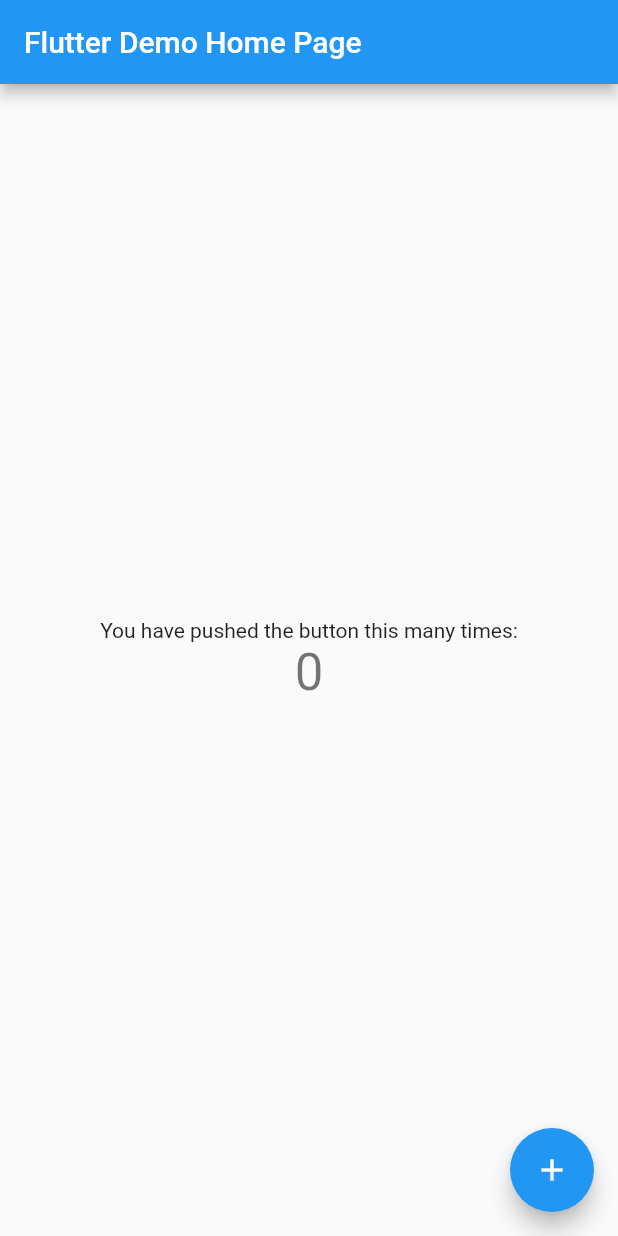
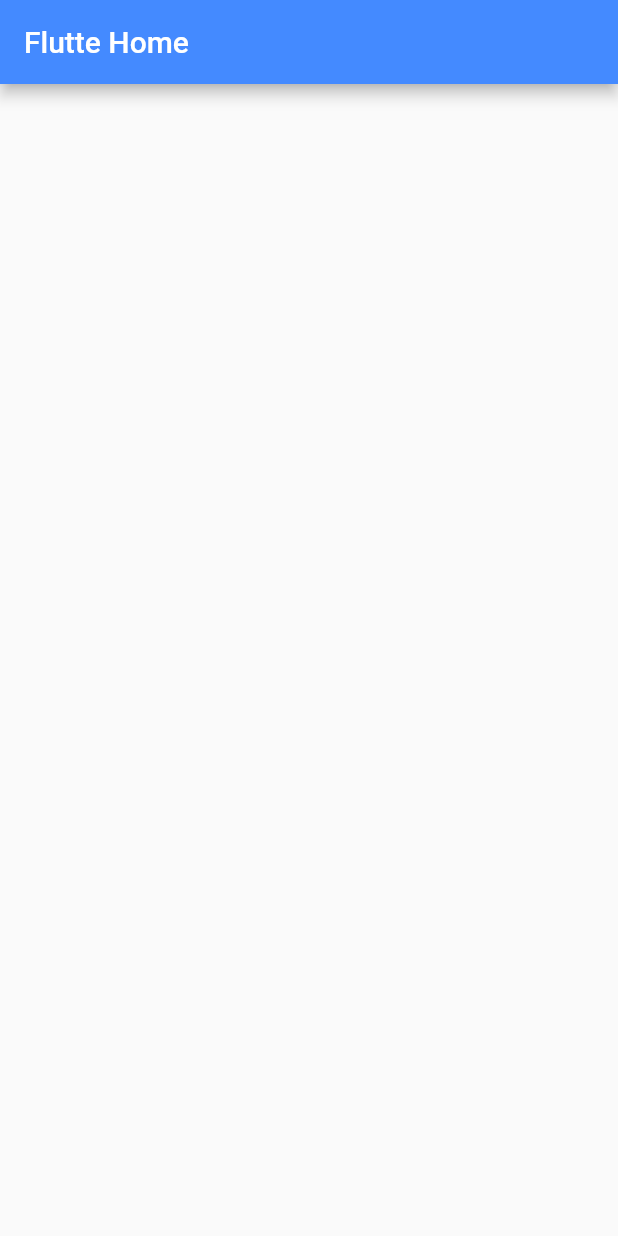
Before and after one commit to narayannalbhe1/flutter_course_freecodecamp, a Flutter app: the screen it shows after launch, on a phone screen of 412 x 824 dp. Run offline on Flutter 3.47's test engine with Material 2 defaults, Android fonts, the phone set to English and light mode, and no system bars.

Commit message:
5 Jan 2024 nalbhe_dev

```diff
--- /dev/null
+++ b/lib/Views/Home/Home.dart
@@ -0,0 +1,20 @@
+import 'package:flutter/material.dart';
+
+class Home extends StatefulWidget {
+  const Home({super.key});
+
+  @override
+  State<Home> createState() => _HomeState();
+}
+
+class _HomeState extends State<Home> {
+  @override
+  Widget build(BuildContext context) {
+    return Scaffold(
+      appBar: AppBar(
+        backgroundColor: Colors.blueAccent,
+        title: Text('Flutte Home'),
+      ),
+    );
+  }
+}
--- a/lib/main.dart
+++ b/lib/main.dart
@@ -1,4 +1,5 @@
 import 'package:flutter/material.dart';
+import 'package:flutter_course_freecodecamp/Views/Home/Home.dart';
 
 void main() {
   runApp(const MyApp());
@@ -13,103 +14,9 @@
     return MaterialApp(
       title: 'Flutter Demo',
       theme: ThemeData(
-        // This is the theme of your application.
-        //
-        // Try running your application with "flutter run". You'll see the
-        // application has a blue toolbar. Then, without quitting the app, try
-        // changing the primarySwatch below to Colors.green and then invoke
-        // "hot reload" (press "r" in the console where you ran "flutter run",
-        // or simply save your changes to "hot reload" in a Flutter IDE).
-        // Notice that the counter didn't reset back to zero; the application
-        // is not restarted.
         primarySwatch: Colors.blue,
       ),
-      home: const MyHomePage(title: 'Flutter Demo Home Page'),
+      home: const Home(),
     );
   }
 }
-
-class MyHomePage extends StatefulWidget {
-  const MyHomePage({super.key, required this.title});
-
-  // This widget is the home page of your application. It is stateful, meaning
-  // that it has a State object (defined below) that contains fields that affect
-  // how it looks.
-
-  // This class is the configuration for the state. It holds the values (in this
-  // case the title) provided by the parent (in this case the App widget) and
-  // used by the build method of the State. Fields in a Widget subclass are
-  // always marked "final".
-
-  final String title;
-
-  @override
-  State<MyHomePage> createState() => _MyHomePageState();
-}
-
-class _MyHomePageState extends State<MyHomePage> {
-  int _counter = 0;
-
-  void _incrementCounter() {
-    setState(() {
-      // This call to setState tells the Flutter framework that something has
-      // changed in this State, which causes it to rerun the build method below
-      // so that the display can reflect the updated values. If we changed
-      // _counter without calling setState(), then the build method would not be
-      // called again, and so nothing would appear to happen.
-      _counter++;
-    });
-  }
-
-  @override
-  Widget build(BuildContext context) {
-    // This method is rerun every time setState is called, for instance as done
-    // by the _incrementCounter method above.
-    //
-    // The Flutter framework has been optimized to make rerunning build methods
-    // fast, so that you can just rebuild anything that needs updating rather
-    // than having to individually change instances of widgets.
-    return Scaffold(
-      appBar: AppBar(
-        // Here we take the value from the MyHomePage object that was created by
-        // the App.build method, and use it to set our appbar title.
-        title: Text(widget.title),
-      ),
-      body: Center(
-        // Center is a layout widget. It takes a single child and positions it
-        // in the middle of the parent.
-        child: Column(
-          // Column is also a layout widget. It takes a list of children and
-          // arranges them vertically. By default, it sizes itself to fit its
-          // children horizontally, and tries to be as tall as its parent.
-          //
-          // Invoke "debug painting" (press "p" in the console, choose the
-          // "Toggle Debug Paint" action from the Flutter Inspector in Android
-          // Studio, or the "Toggle Debug Paint" command in Visual Studio Code)
-          // to see the wireframe for each widget.
-          //
-          // Column has various properties to control how it sizes itself and
-          // how it positions its children. Here we use mainAxisAlignment to
-          // center the children vertically; the main axis here is the vertical
-          // axis because Columns are vertical (the cross axis would be
-          // horizontal).
-          mainAxisAlignment: MainAxisAlignment.center,
-          children: <Widget>[
-            const Text(
-              'You have pushed the button this many times:',
-            ),
-            Text(
-              '$_counter',
-              style: Theme.of(context).textTheme.headlineMedium,
-            ),
-          ],
-        ),
-      ),
-      floatingActionButton: FloatingActionButton(
-        onPressed: _incrementCounter,
-        tooltip: 'Increment',
-        child: const Icon(Icons.add),
-      ), // This trailing comma makes auto-formatting nicer for build methods.
-    );
-  }
-}
```
